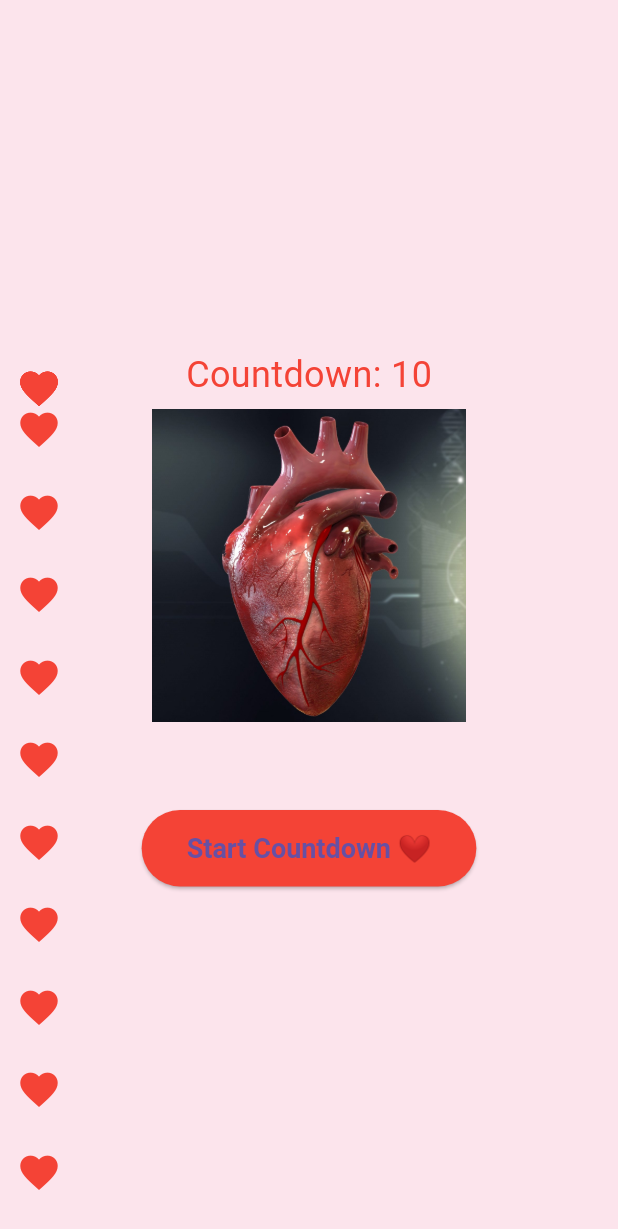
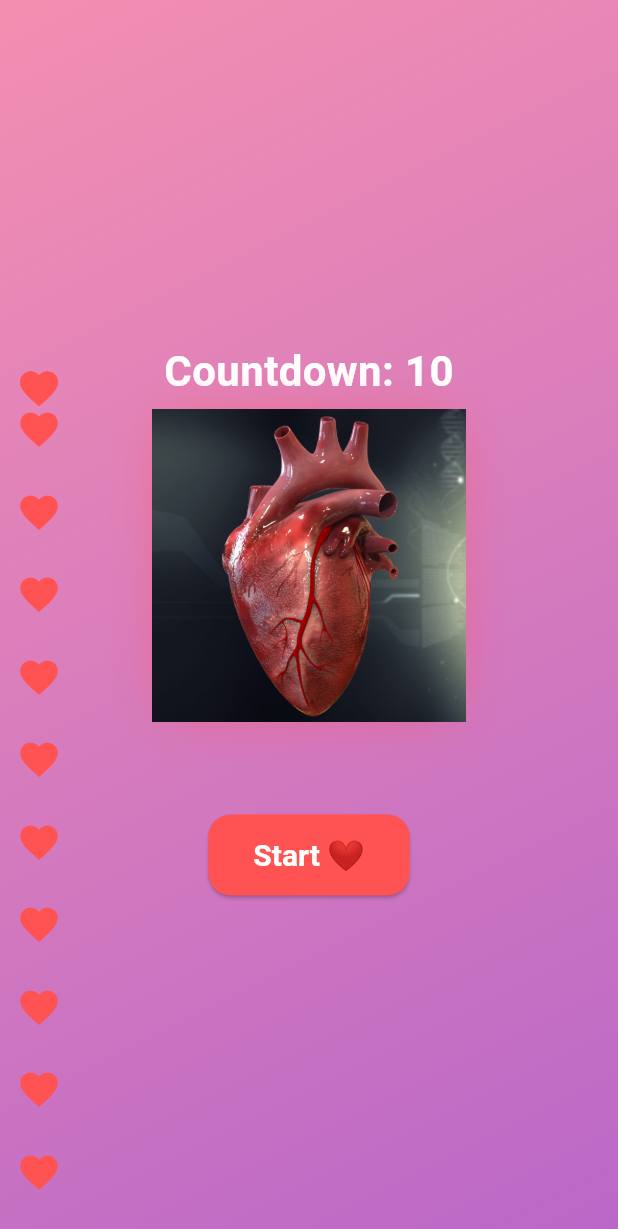
Before and after one commit to sricharan8462/ACT4_valentine, a Flutter app: the screen it shows after launch, on a phone screen of 412 x 824 dp. Shown: the top 1229 px of the screen. Run offline on Flutter 3.47's test engine with Material 3 defaults, Android fonts, the phone set to English and light mode, and no system bars.

Commit message:
final UI Changes

```diff
--- a/lib/main.dart
+++ b/lib/main.dart
@@ -12,8 +12,7 @@
   _HeartbeatAppState createState() => _HeartbeatAppState();
 }
 
-class _HeartbeatAppState extends State<HeartbeatApp>
-    with SingleTickerProviderStateMixin {
+class _HeartbeatAppState extends State<HeartbeatApp> with SingleTickerProviderStateMixin {
   late AnimationController _controller;
   late Animation<double> _animation;
   int _countdown = 10;
@@ -90,8 +89,7 @@
         if (fromLeft) {
           xPosition = Random().nextDouble() * 100; // Left side (0 to 100px)
         } else {
-          xPosition =
-              200 + Random().nextDouble() * 100; // Right side (200 to 300px)
+          xPosition = 200 + Random().nextDouble() * 100; // Right side (200 to 300px)
         }
 
         balloons.add(Offset(xPosition, 500));
@@ -111,9 +109,17 @@
   @override
   Widget build(BuildContext context) {
     return MaterialApp(
+      debugShowCheckedModeBanner: false, // Removed debug banner
       home: Scaffold(
-        backgroundColor: Colors.pink[50],
-        body: Stack(
+        body: Container(
+          decoration: BoxDecoration(
+            gradient: LinearGradient(
+              colors: [Colors.pink[200]!, Colors.purple[300]!], // Modern gradient background
+              begin: Alignment.topLeft,
+              end: Alignment.bottomRight,
+            ),
+          ),
+          child: Stack(
             alignment: Alignment.center,
             children: [
               // Floating balloons appear on both left & right sides
@@ -127,7 +133,7 @@
                     builder: (context, value, child) {
                       return Transform.translate(
                         offset: Offset(0, value),
-                      child: Icon(Icons.favorite, color: Colors.red, size: 30),
+                        child: Icon(Icons.favorite, color: Colors.redAccent, size: 30),
                       );
                     },
                   ),
@@ -140,7 +146,7 @@
                     if (!_showValentineMessage) ...[
                       Text(
                         "Countdown: $_countdown",
-                      style: TextStyle(fontSize: 24, color: Colors.red),
+                        style: TextStyle(fontSize: 28, fontWeight: FontWeight.bold, color: Colors.white),
                       ),
                       SizedBox(height: 20),
                     ],
@@ -152,7 +158,7 @@
                           Text(
                             "💖 Happy Valentine's Day! 💖",
                             style: TextStyle(
-                            fontSize: 28,
+                              fontSize: 30,
                               fontWeight: FontWeight.bold,
                               fontFamily: "Cursive",
                               color: valentineTextColor,
@@ -166,17 +172,28 @@
                             ),
                             textAlign: TextAlign.center,
                           ),
-                        SizedBox(height: 10), // Add space before heart
+                          SizedBox(height: 15), // Add space before heart
                         ],
                       ),
 
-                  // Heartbeat Image Animation
-                  ScaleTransition(
+                    // Heartbeat Image Animation with Glow Effect
+                    Container(
+                      decoration: BoxDecoration(
+                        boxShadow: [
+                          BoxShadow(
+                            color: Colors.redAccent.withOpacity(0.6),
+                            blurRadius: 30,
+                            spreadRadius: 5,
+                          ),
+                        ],
+                      ),
+                      child: ScaleTransition(
                         scale: _animation,
                         child: Image.asset(
                           heartImageAsset,
                           width: 180,
                           height: 180,
+                        ),
                       ),
                     ),
 
@@ -189,10 +206,10 @@
                       child: Text(
                         currentQuote,
                         style: TextStyle(
-                        fontSize: 16,
+                          fontSize: 18,
                           fontStyle: FontStyle.italic,
                           fontWeight: FontWeight.bold,
-                        color: Colors.black,
+                          color: Colors.white,
                         ),
                         textAlign: TextAlign.center,
                       ),
@@ -204,18 +221,20 @@
                       ElevatedButton(
                         onPressed: startCountdown,
                         style: ElevatedButton.styleFrom(
-                        backgroundColor: Colors.red,
-                        padding:
-                            EdgeInsets.symmetric(horizontal: 30, vertical: 15),
-                        textStyle: TextStyle(
-                            fontSize: 18, fontWeight: FontWeight.bold),
+                          backgroundColor: Colors.redAccent,
+                          padding: EdgeInsets.symmetric(horizontal: 30, vertical: 15),
+                          textStyle: TextStyle(fontSize: 20, fontWeight: FontWeight.bold),
+                          shape: RoundedRectangleBorder(
+                            borderRadius: BorderRadius.circular(15),
                           ),
-                      child: Text("Start Countdown ❤️"),
+                        ),
+                        child: Text("Start ❤️", style: TextStyle(color: Colors.white)),
                       ),
                   ],
                 ),
               ),
             ],
+          ),
         ),
       ),
     );
```
Lines whose indentation alone changed are shown as unchanged.
